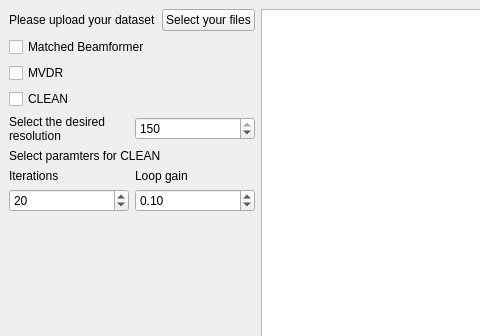
Above: design.ui from aboinceanu/SDSP-RadioAstronomy before the change; both pictures show x 0 to 480 and y 0 to 336 of the 908 by 606 pixel window. Below: the same form after it.
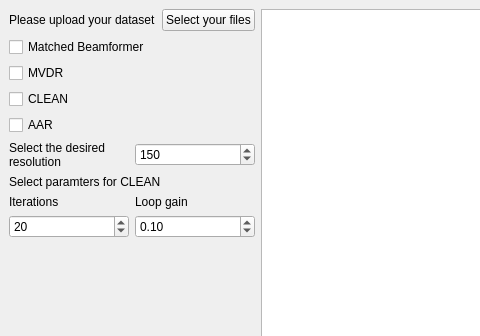
That is the form after the change. Custom widgets are drawn as their Qt base class.

What changed in the file:
```diff
--- a/design.ui
+++ b/design.ui
@@ -65,6 +65,13 @@
         </property>
        </widget>
       </item>
+      <item>
+       <widget class="QCheckBox" name="checkAAR">
+        <property name="text">
+         <string>AAR</string>
+        </property>
+       </widget>
+      </item>
       <item>
        <layout class="QHBoxLayout" name="horizontalLayout">
         <item>
@@ -92,7 +99,7 @@
         <item>
          <widget class="QSpinBox" name="spinResolution">
           <property name="maximum">
-           <number>150</number>
+           <number>300</number>
           </property>
           <property name="value">
            <number>150</number>
```
